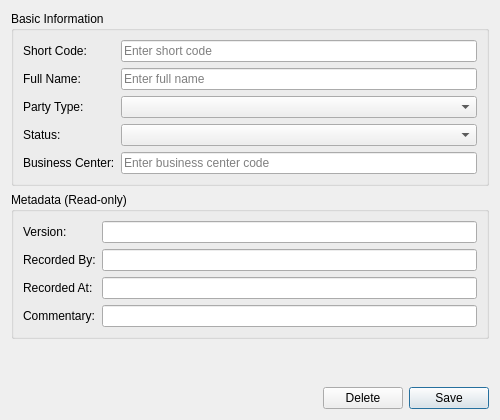
OreStudio/OreStudio, file projects/ores.qt/ui/CounterpartyDetailDialog.ui: the form before one commit.
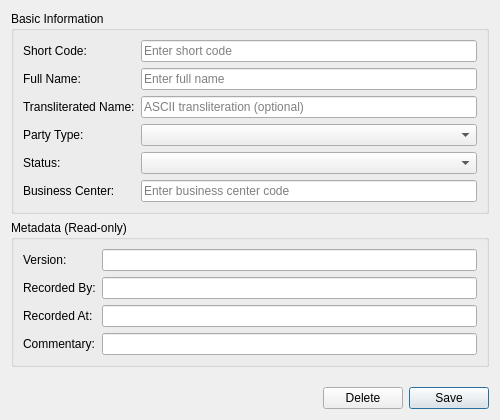
The form after the commit.

Commit message:
[refdata] Add short code generation and transliterated name support
Generate mnemonic 4-8 char short codes from entity names during GLEIF
LEI publish instead of using raw 20-char LEI codes. Propagate
transliterated names from GLEIF across SQL, C++, and Qt layers.

SQL: add unaccent extension, corporate suffix stripping, short code
generation with collision resolution. C++: add transliterated_name
optional field to domain/entity/mapper/protocol/generator layers.
Bump protocol version to 32.0 (breaking). Qt: add TransliteratedName
column to list models, detail dialogs, and history dialogs.

```diff
--- a/projects/ores.qt/ui/CounterpartyDetailDialog.ui
+++ b/projects/ores.qt/ui/CounterpartyDetailDialog.ui
@@ -61,33 +61,47 @@
        </widget>
       </item>
       <item row="2" column="0">
+       <widget class="QLabel" name="label_transliteratedNameEdit">
+        <property name="text">
+         <string>Transliterated Name:</string>
+        </property>
+       </widget>
+      </item>
+      <item row="2" column="1">
+       <widget class="QLineEdit" name="transliteratedNameEdit">
+        <property name="placeholderText">
+         <string>ASCII transliteration (optional)</string>
+        </property>
+       </widget>
+      </item>
+      <item row="3" column="0">
        <widget class="QLabel" name="label_partyTypeEdit">
         <property name="text">
          <string>Party Type:</string>
         </property>
        </widget>
       </item>
-      <item row="2" column="1">
+      <item row="3" column="1">
        <widget class="QComboBox" name="partyTypeCombo"/>
       </item>
-      <item row="3" column="0">
+      <item row="4" column="0">
        <widget class="QLabel" name="label_statusEdit">
         <property name="text">
          <string>Status:</string>
         </property>
        </widget>
       </item>
-      <item row="3" column="1">
+      <item row="4" column="1">
        <widget class="QComboBox" name="statusCombo"/>
       </item>
-      <item row="4" column="0">
+      <item row="5" column="0">
        <widget class="QLabel" name="label_businessCenterEdit">
         <property name="text">
          <string>Business Center:</string>
         </property>
        </widget>
       </item>
-      <item row="4" column="1">
+      <item row="5" column="1">
        <widget class="QLineEdit" name="businessCenterEdit">
         <property name="placeholderText">
          <string>Enter business center code</string>
```
The commit also changes 32 other files.
